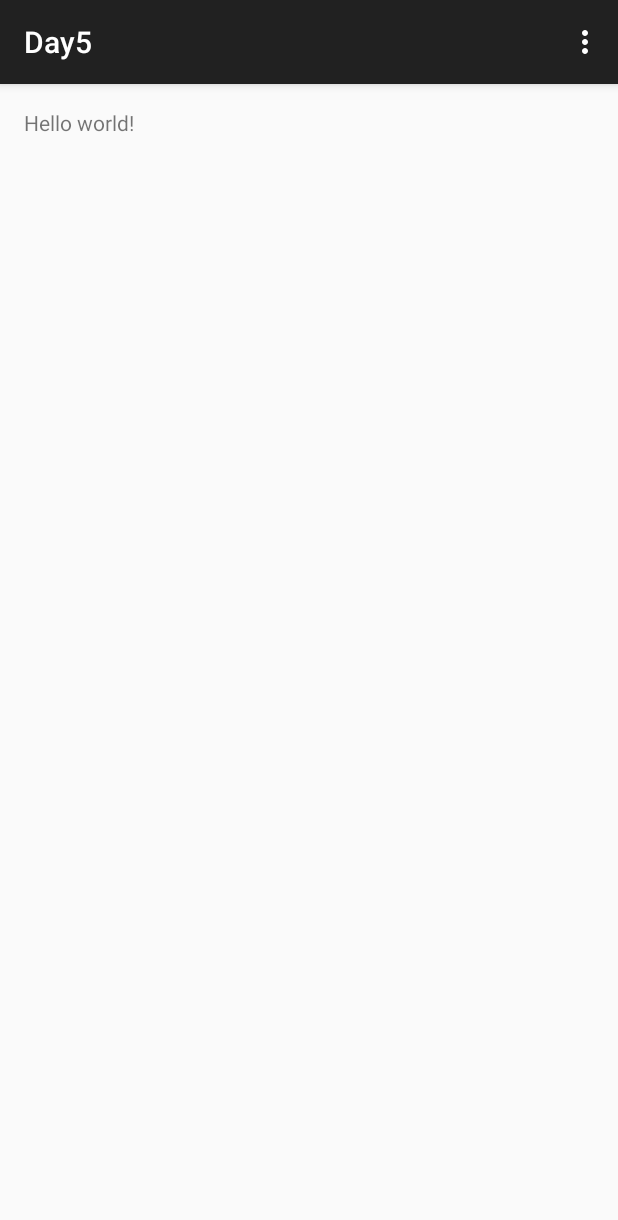
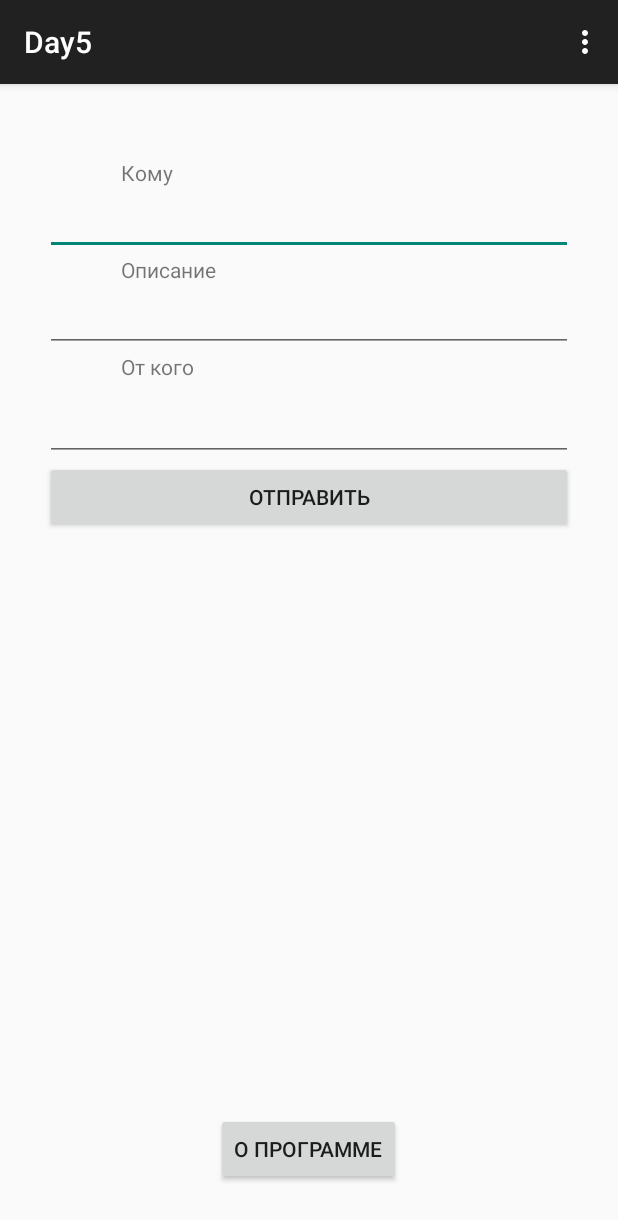
Before and after one commit to GusevaEvgenia/lessons, an Android app: the screen it shows after launch (MainActivity), on a phone screen of 412 x 824 dp. Shown: the top 1220 px of the screen. Run offline under Robolectric (Android 15) with nearby library versions, the phone set to English and light mode, and no system bars.

Commit message:
Day5: finish app

```diff
--- a/Day5/app/src/main/res/layout/activity_main.xml
+++ b/Day5/app/src/main/res/layout/activity_main.xml
@@ -1,11 +1,90 @@
-<RelativeLayout xmlns:android="http://schemas.android.com/apk/res/android"
-    xmlns:tools="http://schemas.android.com/tools" android:layout_width="match_parent"
-    android:layout_height="match_parent" android:paddingLeft="@dimen/activity_horizontal_margin"
-    android:paddingRight="@dimen/activity_horizontal_margin"
-    android:paddingTop="@dimen/activity_vertical_margin"
-    android:paddingBottom="@dimen/activity_vertical_margin" tools:context=".MainActivity">
+<RelativeLayout
+    xmlns:android="http://schemas.android.com/apk/res/android"
+    android:layout_width="match_parent"
+    android:layout_height="match_parent"
+    android:paddingLeft="30dp"
+    android:paddingRight="30dp">
 
-    <TextView android:text="@string/hello_world" android:layout_width="wrap_content"
-        android:layout_height="wrap_content" />
+    <TextView
+        android:id="@+id/whom_textView"
+        android:layout_width="wrap_content"
+        android:layout_height="wrap_content"
+        android:text="@string/whom_textView"
+        android:layout_marginTop="49dp"
+        android:layout_alignLeft="@+id/textView2"
+        android:layout_alignStart="@+id/textView2"/>
+
+    <EditText
+        android:layout_width="match_parent"
+        android:layout_height="wrap_content"
+        android:id="@+id/whom_editText"
+        android:layout_below="@+id/whom_textView"
+        android:layout_alignParentLeft="true"
+        android:layout_alignParentStart="true"
+        android:layout_alignParentRight="true"
+        android:layout_alignParentEnd="true"
+        android:paddingLeft="20dp"/>
+
+    <TextView
+        android:layout_width="wrap_content"
+        android:layout_height="wrap_content"
+        android:text="@string/description_textView"
+        android:id="@+id/textView2"
+        android:layout_below="@+id/whom_editText"
+        android:layout_toLeftOf="@+id/about_button"
+        android:layout_toStartOf="@+id/about_button"/>
+
+    <EditText
+        android:layout_width="match_parent"
+        android:layout_height="wrap_content"
+        android:id="@+id/descr_editText"
+        android:layout_below="@+id/textView2"
+        android:layout_alignParentLeft="true"
+        android:layout_alignParentStart="true"/>
+
+    <TextView
+        android:layout_width="wrap_content"
+        android:layout_height="wrap_content"
+        android:text="@string/sender_textView"
+        android:id="@+id/textView"
+        android:layout_below="@+id/descr_editText"
+        android:layout_alignLeft="@+id/textView2"
+        android:layout_alignStart="@+id/textView2"/>
+
+    <EditText
+        android:layout_width="match_parent"
+        android:layout_height="wrap_content"
+        android:id="@+id/sender_editText"
+        android:layout_below="@+id/descr_editText"
+        android:layout_centerHorizontal="true"
+        android:layout_marginTop="27dp"/>
+
+    <Button
+        android:layout_width="match_parent"
+        android:layout_height="wrap_content"
+        android:text="@string/second_activity_button"
+        android:id="@+id/second_activity_button"
+        android:onClick="onClickSecondActivity"
+        android:layout_below="@+id/sender_editText"
+        android:layout_alignLeft="@+id/sender_editText"
+        android:layout_alignStart="@+id/sender_editText"/>
+
+    <Button
+        android:id="@+id/about_button"
+        android:layout_width="wrap_content"
+        android:layout_height="wrap_content"
+        android:text="@string/about_button"
+        android:onClick="onClick"
+        android:layout_alignParentBottom="true"
+        android:layout_centerHorizontal="true"
+        android:layout_marginBottom="34dp"/>
+
+    <TextView
+        android:layout_width="wrap_content"
+        android:layout_height="wrap_content"
+        android:id="@+id/answer_textView"
+        android:layout_below="@+id/second_activity_button"
+        android:layout_centerHorizontal="true"
+        android:layout_marginTop="69dp"/>
 
 </RelativeLayout>
--- a/Day5/app/src/main/res/values/strings.xml
+++ b/Day5/app/src/main/res/values/strings.xml
@@ -1,6 +1,20 @@
 <resources>
     <string name="app_name">Day5</string>
 
+    <string name="about_button">О программе</string>
+    <string name="about_text">
+    У лукоморья дуб зелёный;\n
+    Златая цепь на дубе том:\n
+    И днём и ночью <b>кот учёный</b>\n
+    Всё ходит по цепи кругом;\n
+    Идёт <b>направо</b> - песнь заводит,\n
+    <b>Налево</b> - сказку говорит.</string>
+    <string name="action_settings">Settings</string>
+    <string name="title_activity_second">SecondActivity</string>
+    <string name="second_activity_button">Отправить</string>
+    <string name="whom_textView">Кому</string>
+    <string name="description_textView">Описание</string>
+    <string name="sender_textView">От кого</string>
+
     <string name="hello_world">Hello world!</string>
-    <string name="action_settings">Settings</string>
 </resources>
```
Also changed, not shown: Day5/app/src/main/AndroidManifest.xml (+8 -0 lines), Day5/app/src/main/java/com/lessons/belkin/day5/AboutActivity.java (added, +16 -0 lines), Day5/app/src/main/java/com/lessons/belkin/day5/MainActivity.java (+44 -1 lines), Day5/app/src/main/java/com/lessons/belkin/day5/SecondActivity.java (added, +60 -0 lines), Day5/app/src/main/res/layout/activity_about.xml (added, +11 -0 lines), Day5/app/src/main/res/layout/activity_second.xml (added, +10 -0 lines), Day5/app/src/main/res/menu/menu_second.xml (added, +9 -0 lines), 1 other file.
